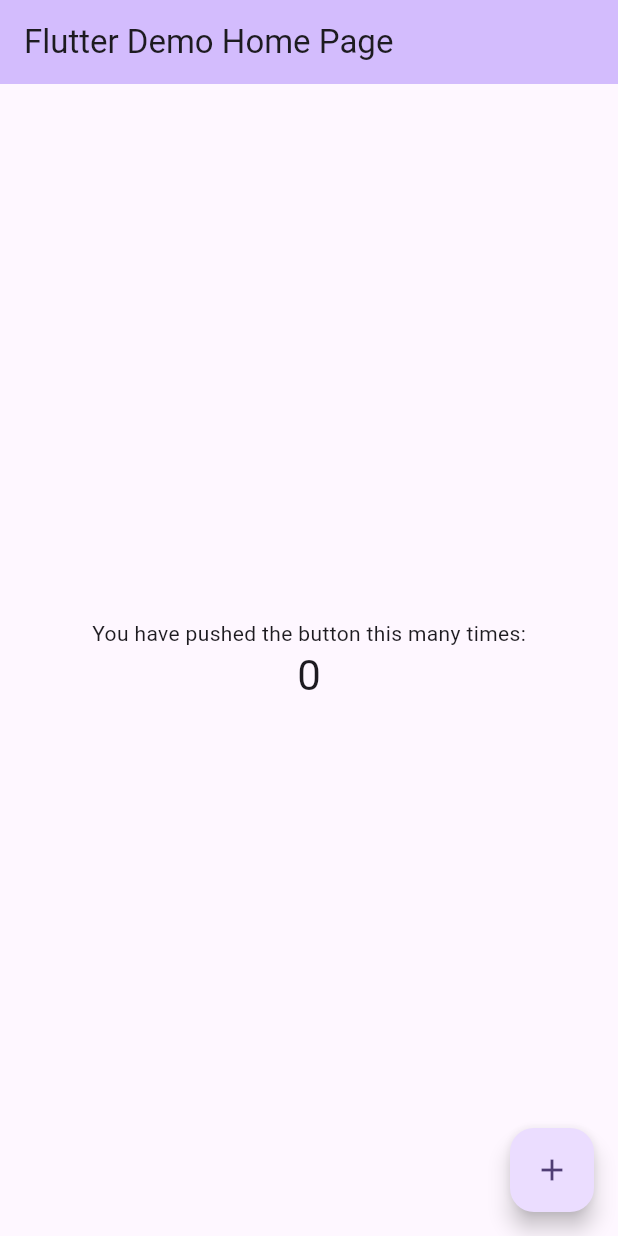
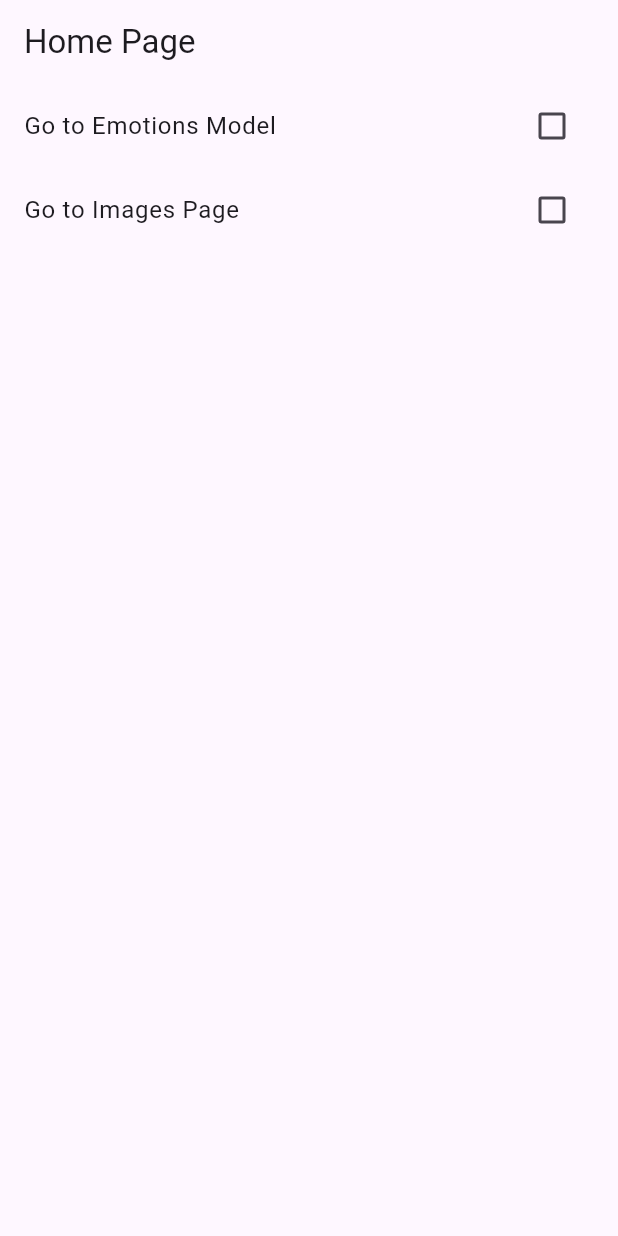
Before and after one commit to marianagg0412/ImplementationMLLM, a Flutter app: the screen it shows after launch, on a phone screen of 412 x 824 dp. Run offline on Flutter 3.47's test engine with Material 3 defaults, Android fonts, the phone set to English and light mode, and no system bars.

```diff
--- a/lib/main.dart
+++ b/lib/main.dart
@@ -1,4 +1,6 @@
 import 'package:flutter/material.dart';
+import 'emotions.dart';
+import 'images.dart';
 
 void main() {
   runApp(const MyApp());
@@ -7,46 +9,24 @@ void main() {
 class MyApp extends StatelessWidget {
   const MyApp({super.key});
 
-  // This widget is the root of your application.
   @override
   Widget build(BuildContext context) {
     return MaterialApp(
       title: 'Flutter Demo',
+      routes: {
+        '/': (context) => const MyHomePage(title: "My Home Page"),
+        '/emotions': (context) => const EmotionsPage(),
+      },
       theme: ThemeData(
-        // This is the theme of your application.
-        //
-        // TRY THIS: Try running your application with "flutter run". You'll see
-        // the application has a purple toolbar. Then, without quitting the app,
-        // try changing the seedColor in the colorScheme below to Colors.green
-        // and then invoke "hot reload" (save your changes or press the "hot
-        // reload" button in a Flutter-supported IDE, or press "r" if you used
-        // the command line to start the app).
-        //
-        // Notice that the counter didn't reset back to zero; the application
-        // state is not lost during the reload. To reset the state, use hot
-        // restart instead.
-        //
-        // This works for code too, not just values: Most code changes can be
-        // tested with just a hot reload.
         colorScheme: ColorScheme.fromSeed(seedColor: Colors.deepPurple),
         useMaterial3: true,
       ),
-      home: const MyHomePage(title: 'Flutter Demo Home Page'),
     );
   }
 }
 
 class MyHomePage extends StatefulWidget {
   const MyHomePage({super.key, required this.title});
-
-  // This widget is the home page of your application. It is stateful, meaning
-  // that it has a State object (defined below) that contains fields that affect
-  // how it looks.
-
-  // This class is the configuration for the state. It holds the values (in this
-  // case the title) provided by the parent (in this case the App widget) and
-  // used by the build method of the State. Fields in a Widget subclass are
-  // always marked "final".
 
   final String title;
 
@@ -55,71 +35,43 @@ class MyHomePage extends StatefulWidget {
 }
 
 class _MyHomePageState extends State<MyHomePage> {
-  int _counter = 0;
-
-  void _incrementCounter() {
-    setState(() {
-      // This call to setState tells the Flutter framework that something has
-      // changed in this State, which causes it to rerun the build method below
-      // so that the display can reflect the updated values. If we changed
-      // _counter without calling setState(), then the build method would not be
-      // called again, and so nothing would appear to happen.
-      _counter++;
-    });
-  }
+  bool emotionPageChecked = false;
+  bool imagePageChecked = false;
 
   @override
   Widget build(BuildContext context) {
-    // This method is rerun every time setState is called, for instance as done
-    // by the _incrementCounter method above.
-    //
-    // The Flutter framework has been optimized to make rerunning build methods
-    // fast, so that you can just rebuild anything that needs updating rather
-    // than having to individually change instances of widgets.
     return Scaffold(
-      appBar: AppBar(
-        // TRY THIS: Try changing the color here to a specific color (to
-        // Colors.amber, perhaps?) and trigger a hot reload to see the AppBar
-        // change color while the other colors stay the same.
-        backgroundColor: Theme.of(context).colorScheme.inversePrimary,
-        // Here we take the value from the MyHomePage object that was created by
-        // the App.build method, and use it to set our appbar title.
-        title: Text(widget.title),
+      appBar: AppBar(title: const Text("Home Page")),
+      body: Column(
+        children: [
+          CheckboxListTile(
+            title: Text('Go to Emotions Model'),
+            value: emotionPageChecked,
+            onChanged: (bool? value) {
+              setState(() => emotionPageChecked = value!);
+              if (value == true) {
+                Navigator.push(
+                  context,
+                  MaterialPageRoute(builder: (context) => const EmotionsPage()),
+                );
+              }
+            },
+          ),
+          CheckboxListTile(
+            title: Text('Go to Images Page'),
+            value: imagePageChecked,
+            onChanged: (bool? value) {
+              setState(() => imagePageChecked = value!);
+              if (value == true) {
+                Navigator.push(
+                  context,
+                  MaterialPageRoute(builder: (context) => const ImagesPage()),
+                );
+              }
+            },
+          ),
+        ],
       ),
-      body: Center(
-        // Center is a layout widget. It takes a single child and positions it
-        // in the middle of the parent.
-        child: Column(
-          // Column is also a layout widget. It takes a list of children and
-          // arranges them vertically. By default, it sizes itself to fit its
-          // children horizontally, and tries to be as tall as its parent.
-          //
-          // Column has various properties to control how it sizes itself and
-          // how it positions its children. Here we use mainAxisAlignment to
-          // center the children vertically; the main axis here is the vertical
-          // axis because Columns are vertical (the cross axis would be
-          // horizontal).
-          //
-          // TRY THIS: Invoke "debug painting" (choose the "Toggle Debug Paint"
-          // action in the IDE, or press "p" in the console), to see the
-          // wireframe for each widget.
-          mainAxisAlignment: MainAxisAlignment.center,
-          children: <Widget>[
-            const Text(
-              'You have pushed the button this many times:',
-            ),
-            Text(
-              '$_counter',
-              style: Theme.of(context).textTheme.headlineMedium,
-            ),
-          ],
-        ),
-      ),
-      floatingActionButton: FloatingActionButton(
-        onPressed: _incrementCounter,
-        tooltip: 'Increment',
-        child: const Icon(Icons.add),
-      ), // This trailing comma makes auto-formatting nicer for build methods.
     );
   }
 }
--- a/pubspec.yaml
+++ b/pubspec.yaml
@@ -30,6 +30,7 @@ environment:
 dependencies:
   flutter:
     sdk: flutter
+  http: ^0.13.3
 
 
 
```
Also changed, not shown: lib/emotions.dart (added, +65 -0 lines), lib/images.dart (added, +10 -0 lines), lib/sentiment_service.dart (added, +22 -0 lines), pubspec.lock.
